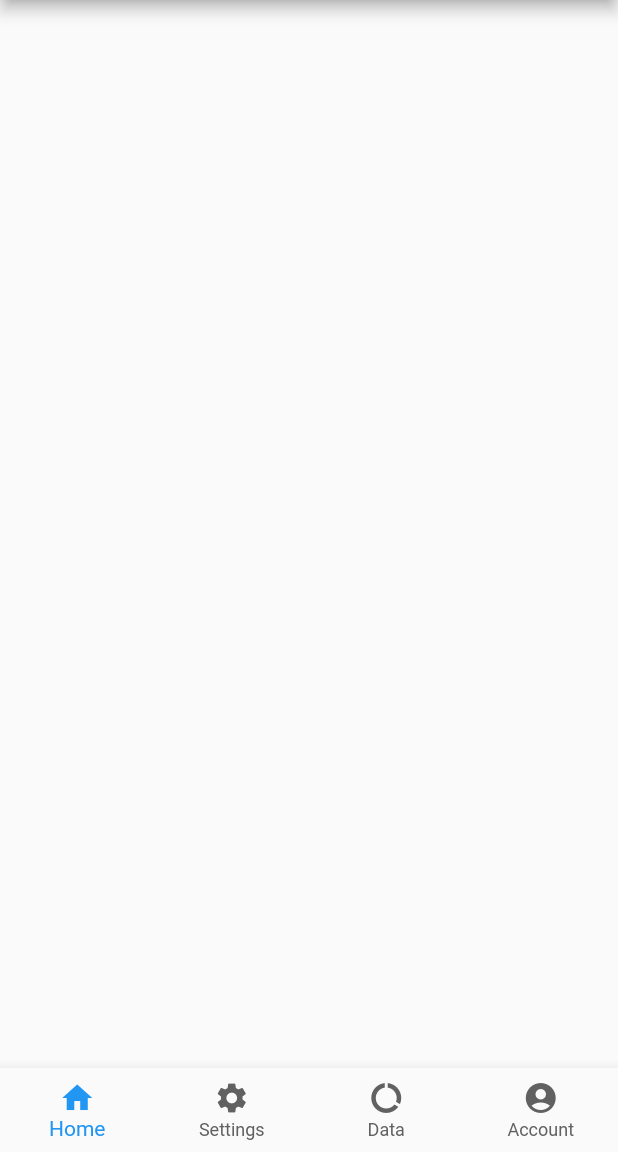
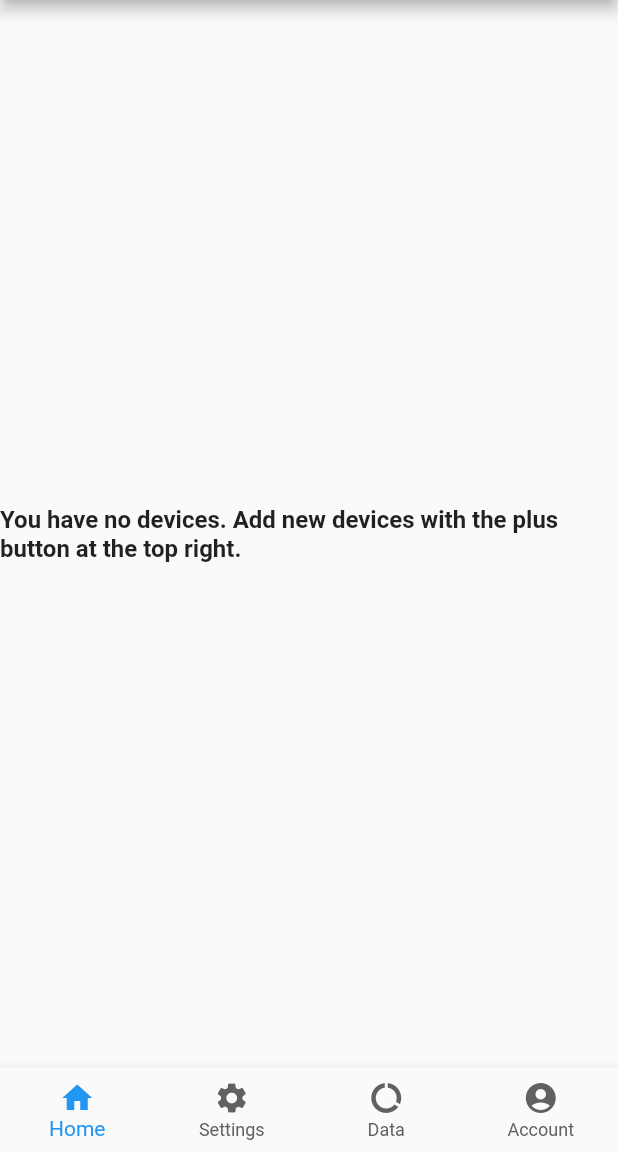
Before and after one commit to TylerHight/Que-App, a Flutter app: the screen it shows after launch, on a phone screen of 412 x 824 dp, the part 84-1236 px from its top. Run offline on Flutter 3.47's test engine with Material 2 defaults, Android fonts, the phone set to English and light mode, and no system bars; our stand-ins replace syncfusion_flutter_charts.

Commit message:
added prompt to add new devices when none are active

```diff
--- a/lib/screens/home_screen/home_screen.dart
+++ b/lib/screens/home_screen/home_screen.dart
@@ -1,8 +1,6 @@
-// home_screen.dart
-
 import 'package:flutter/material.dart';
-import 'package:provider/provider.dart'; // Add this import statement
-import '../../device_data.dart'; // Import the DeviceData class
+import 'package:provider/provider.dart';
+import '../../device_data.dart';
 import 'utils/device_remote.dart';
 import 'device_settings_screen.dart';
 import 'utils/device_name_dialog.dart';
@@ -37,7 +35,7 @@ class HomeScreen extends StatelessWidget {
             deviceTitle: deviceTitle,
             onDelete: () {
               deleteDevice(index);
-              Navigator.pop(context); // Close the settings screen
+              Navigator.pop(context);
             },
           ),
         ),
@@ -48,8 +46,7 @@ class HomeScreen extends StatelessWidget {
       appBar: AppBar(
         title: Text(
           'Devices',
-          style: TextStyle(
-              color: Colors.white),
+          style: TextStyle(color: Colors.white),
         ),
         centerTitle: false,
         backgroundColor: Colors.blue,
@@ -67,7 +64,14 @@ class HomeScreen extends StatelessWidget {
           ),
         ],
       ),
-      body: ListView.builder(
+      body: deviceTitles.isEmpty
+          ? Center(
+        child: Text(
+          'You have no devices. Add new devices with the plus button at the top right.',
+          style: TextStyle(fontSize: 16, fontWeight: FontWeight.bold),
+        ),
+      )
+          : ListView.builder(
         itemCount: deviceTitles.length,
         itemBuilder: (context, index) {
           return Padding(
```
